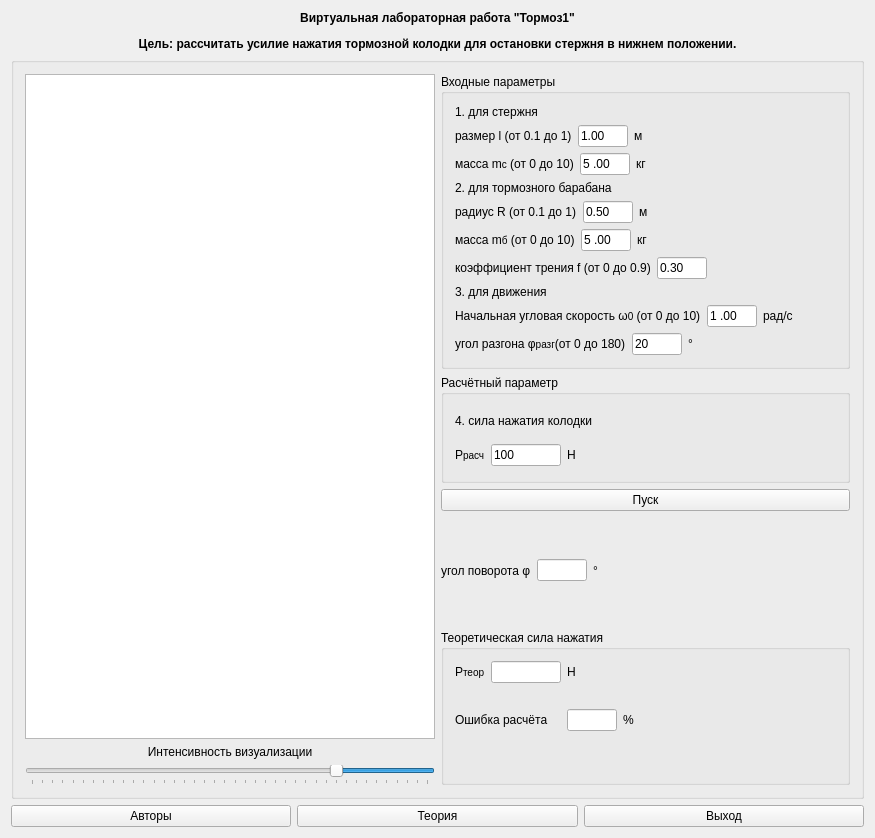
First picture: the form in mainwindow.ui, repository mmaulwurff/mech-brake1, before the edit.
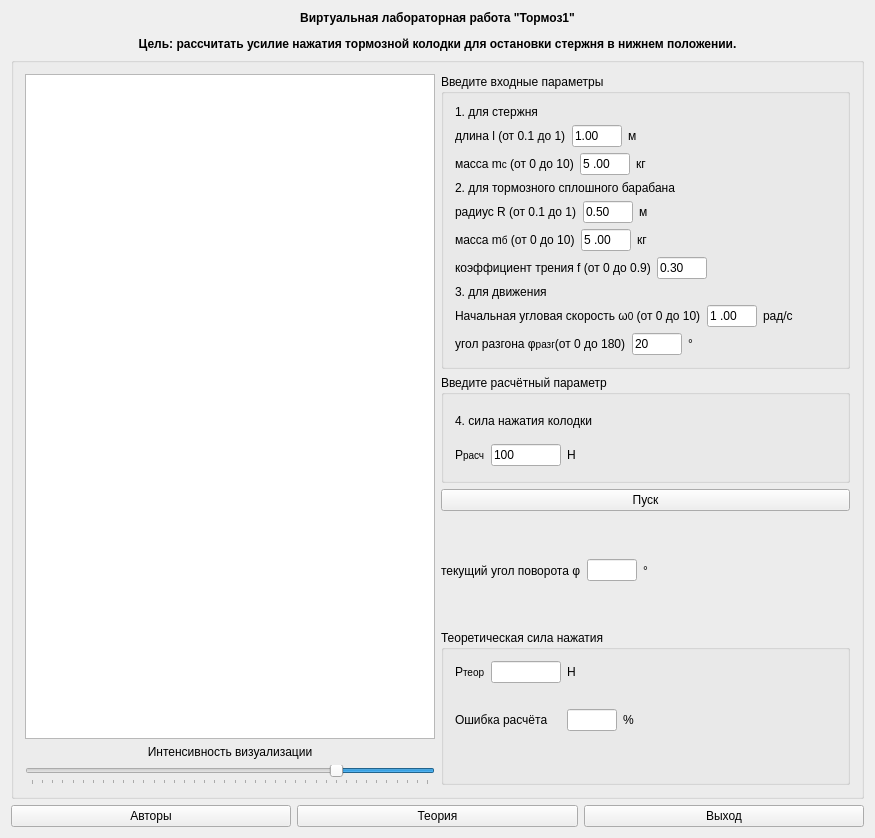
Second picture: the form after the edit. Icons and pictures are not drawn.

Patch:
```diff
--- a/mainwindow.ui
+++ b/mainwindow.ui
@@ -118,7 +118,7 @@
          <item>
           <widget class="QGroupBox" name="groupBox_3">
            <property name="title">
-            <string>Входные параметры</string>
+            <string>Введите входные параметры</string>
            </property>
            <layout class="QVBoxLayout" name="verticalLayout_5">
             <item>
@@ -136,7 +136,7 @@
                  <string/>
                 </property>
                 <property name="text">
-                 <string>размер l (от 0.1 до 1)</string>
+                 <string>длина l (от 0.1 до 1)</string>
                 </property>
                </widget>
               </item>
@@ -273,7 +273,7 @@
             <item>
              <widget class="QLabel" name="label_4">
               <property name="text">
-               <string>2. для тормозного барабана</string>
+               <string>2. для тормозного сплошного барабана</string>
               </property>
              </widget>
             </item>
@@ -538,7 +538,7 @@
          <item>
           <widget class="QGroupBox" name="groupBox_4">
            <property name="title">
-            <string>Расчётный параметр</string>
+            <string>Введите расчётный параметр</string>
            </property>
            <layout class="QVBoxLayout" name="verticalLayout_6">
             <item>
@@ -625,7 +625,7 @@
            <item>
             <widget class="QLabel" name="label_13">
              <property name="text">
-              <string>угол поворота φ</string>
+              <string>текущий угол поворота φ</string>
              </property>
             </widget>
            </item>
```
